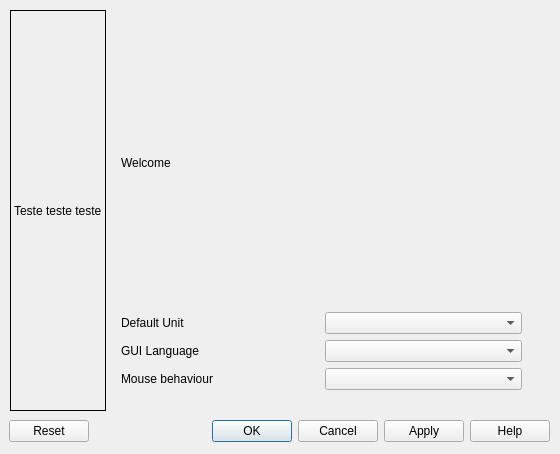
Old version of the form src/Gui/DlgConfigurationWizard.ui in the repository wikilab-abc/FreeCAD.
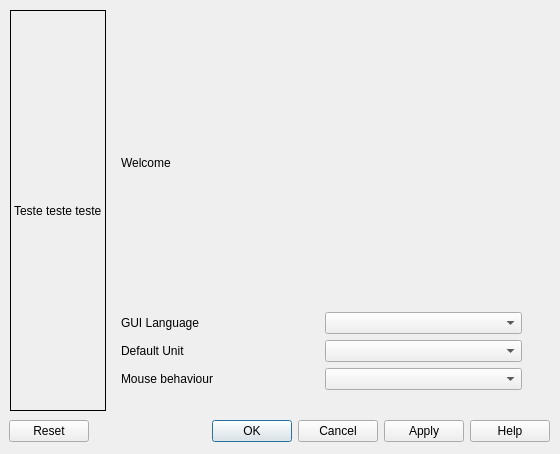
New version of the form.

Commit message: add language list

```diff
--- a/src/Gui/DlgConfigurationWizard.ui
+++ b/src/Gui/DlgConfigurationWizard.ui
@@ -86,13 +86,6 @@
          </item>
          <item>
           <layout class="QGridLayout" name="gridLayout">
-           <item row="1" column="0">
-            <widget class="QLabel" name="label_3">
-             <property name="text">
-              <string>GUI Language</string>
-             </property>
-            </widget>
-           </item>
            <item row="2" column="1">
             <widget class="QComboBox" name="comboBox_3"/>
            </item>
@@ -103,10 +96,7 @@
              </property>
             </widget>
            </item>
-           <item row="1" column="1">
-            <widget class="QComboBox" name="comboBox_2"/>
-           </item>
-           <item row="0" column="0">
+           <item row="1" column="0">
             <widget class="QLabel" name="label_2">
              <property name="text">
               <string>Default Unit</string>
@@ -114,8 +104,18 @@
             </widget>
            </item>
            <item row="0" column="1">
+            <widget class="QComboBox" name="Languages"/>
+           </item>
+           <item row="1" column="1">
             <widget class="QComboBox" name="comboBox"/>
            </item>
+           <item row="0" column="0">
+            <widget class="QLabel" name="label_3">
+             <property name="text">
+              <string>GUI Language</string>
+             </property>
+            </widget>
+           </item>
           </layout>
          </item>
         </layout>
```
The commit also changes 1 other file.
